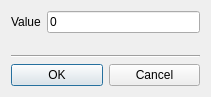
The window that Qr49/valuedialog.ui (pa23/r49) describes before a commit, drawn with Qt 5.
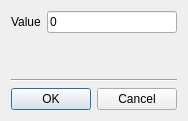
The same window after the commit. Icons and pictures are not drawn.

```diff
--- a/Qr49/valuedialog.ui
+++ b/Qr49/valuedialog.ui
@@ -24,6 +24,9 @@
     <normaloff>:/icons/toxic.png</normaloff>:/icons/toxic.png</iconset>
   </property>
   <layout class="QVBoxLayout" name="verticalLayout">
+   <property name="sizeConstraint">
+    <enum>QLayout::SetFixedSize</enum>
+   </property>
    <item>
     <layout class="QGridLayout" name="gridLayout">
      <item row="0" column="0">
```
